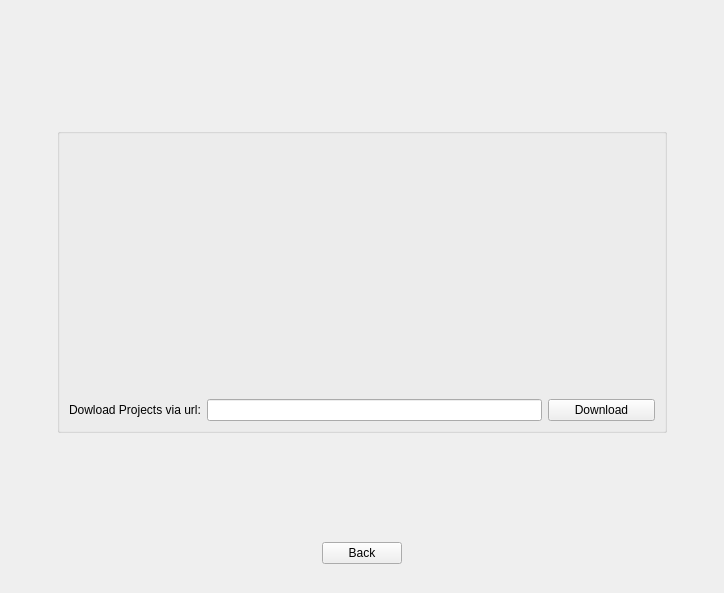
First picture: the form in src/DownloadScreen.ui, repository RemotelyChaotic/JOIPEngine, before the edit.
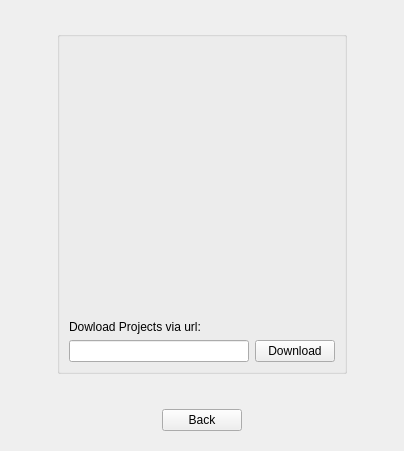
Second picture: the form after the edit. Custom widgets are drawn as their Qt base class.

```diff
--- a/src/DownloadScreen.ui
+++ b/src/DownloadScreen.ui
@@ -6,8 +6,8 @@
    <rect>
     <x>0</x>
     <y>0</y>
-    <width>724</width>
-    <height>593</height>
+    <width>404</width>
+    <height>451</height>
    </rect>
   </property>
   <property name="windowTitle">
@@ -20,7 +20,7 @@
       <enum>Qt::Horizontal</enum>
      </property>
      <property name="sizeType">
-      <enum>QSizePolicy::Fixed</enum>
+      <enum>QSizePolicy::Maximum</enum>
      </property>
      <property name="sizeHint" stdset="0">
       <size>
@@ -32,6 +32,12 @@
    </item>
    <item row="4" column="0" colspan="3">
     <widget class="QWidget" name="widget_3" native="true">
+     <property name="sizePolicy">
+      <sizepolicy hsizetype="Preferred" vsizetype="Fixed">
+       <horstretch>0</horstretch>
+       <verstretch>0</verstretch>
+      </sizepolicy>
+     </property>
      <layout class="QHBoxLayout" name="horizontalLayout">
       <item>
        <spacer name="horizontalSpacer_7">
@@ -52,6 +58,18 @@
          <property name="spacing">
           <number>10</number>
          </property>
+         <property name="leftMargin">
+          <number>0</number>
+         </property>
+         <property name="topMargin">
+          <number>0</number>
+         </property>
+         <property name="rightMargin">
+          <number>0</number>
+         </property>
+         <property name="bottomMargin">
+          <number>0</number>
+         </property>
          <item>
           <widget class="CMenuButton" name="pCancelButton">
            <property name="text">
@@ -83,10 +101,13 @@
      <property name="orientation">
       <enum>Qt::Vertical</enum>
      </property>
+     <property name="sizeType">
+      <enum>QSizePolicy::Maximum</enum>
+     </property>
      <property name="sizeHint" stdset="0">
       <size>
-       <width>20</width>
-       <height>293</height>
+       <width>0</width>
+       <height>20</height>
       </size>
      </property>
     </spacer>
@@ -96,10 +117,13 @@
      <property name="orientation">
       <enum>Qt::Vertical</enum>
      </property>
+     <property name="sizeType">
+      <enum>QSizePolicy::Maximum</enum>
+     </property>
      <property name="sizeHint" stdset="0">
       <size>
-       <width>167</width>
-       <height>261</height>
+       <width>0</width>
+       <height>20</height>
       </size>
      </property>
     </spacer>
@@ -110,7 +134,7 @@
       <enum>Qt::Horizontal</enum>
      </property>
      <property name="sizeType">
-      <enum>QSizePolicy::Fixed</enum>
+      <enum>QSizePolicy::Maximum</enum>
      </property>
      <property name="sizeHint" stdset="0">
       <size>
@@ -129,45 +153,45 @@
       </sizepolicy>
      </property>
      <layout class="QGridLayout" name="gridLayout">
+      <item row="3" column="4">
+       <widget class="QPushButton" name="pDownloadButton">
+        <property name="text">
+         <string>Download</string>
+        </property>
+       </widget>
+      </item>
       <item row="1" column="0" colspan="5">
        <widget class="CProjectCardSelectionWidget" name="pProjectCardSelectionWidget" native="true">
         <property name="sizePolicy">
-         <sizepolicy hsizetype="Expanding" vsizetype="Fixed">
+         <sizepolicy hsizetype="Preferred" vsizetype="Expanding">
           <horstretch>0</horstretch>
           <verstretch>0</verstretch>
          </sizepolicy>
         </property>
-        <property name="minimumSize">
-         <size>
-          <width>0</width>
-          <height>250</height>
-         </size>
-        </property>
-        <property name="maximumSize">
-         <size>
-          <width>16777215</width>
-          <height>250</height>
-         </size>
-        </property>
        </widget>
       </item>
-      <item row="2" column="0">
+      <item row="3" column="0" colspan="4">
+       <widget class="QLineEdit" name="pUrlLineEdit"/>
+      </item>
+      <item row="2" column="0" colspan="5">
        <widget class="QLabel" name="label">
+        <property name="sizePolicy">
+         <sizepolicy hsizetype="Preferred" vsizetype="Fixed">
+          <horstretch>0</horstretch>
+          <verstretch>0</verstretch>
+         </sizepolicy>
+        </property>
+        <property name="minimumSize">
+         <size>
+          <width>1</width>
+          <height>0</height>
+         </size>
+        </property>
         <property name="text">
          <string>Dowload Projects via url:</string>
         </property>
        </widget>
       </item>
-      <item row="2" column="4">
-       <widget class="QPushButton" name="pDownloadButton">
-        <property name="text">
-         <string>Download</string>
-        </property>
-       </widget>
-      </item>
-      <item row="2" column="1" colspan="3">
-       <widget class="QLineEdit" name="pUrlLineEdit"/>
-      </item>
      </layout>
     </widget>
    </item>
```
